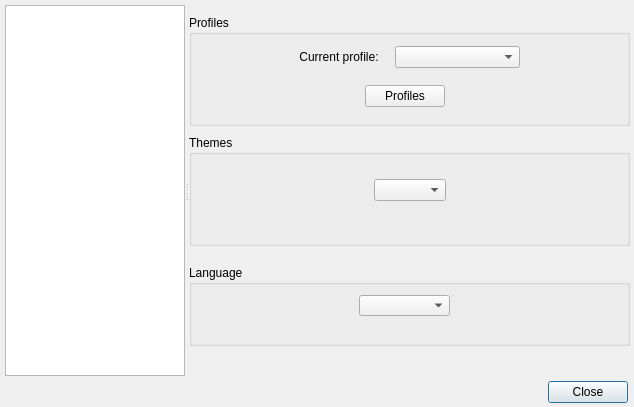
The window that ui/options.ui (gitter-badger/simplechatclient) describes before a commit, drawn with Qt 5.
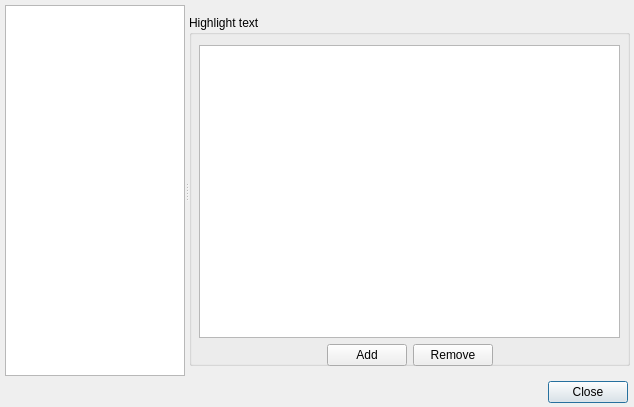
The same window after the commit. The open tabs and pages were chosen to show the change. Icons and pictures are not drawn.

Commit message: added highlight; fixed inputdialog

The edit to the form file:
```diff
--- a/ui/options.ui
+++ b/ui/options.ui
@@ -297,7 +297,88 @@
       </widget>
      </widget>
     </widget>
-    <widget class="QWidget" name="page_2">
+    <widget class="QWidget" name="page_highlight">
+     <widget class="QGroupBox" name="groupBox_highlight">
+      <property name="geometry">
+       <rect>
+        <x>0</x>
+        <y>10</y>
+        <width>441</width>
+        <height>351</height>
+       </rect>
+      </property>
+      <property name="title">
+       <string>Highlight text</string>
+      </property>
+      <widget class="QWidget" name="verticalLayoutWidget_6">
+       <property name="geometry">
+        <rect>
+         <x>10</x>
+         <y>30</y>
+         <width>421</width>
+         <height>321</height>
+        </rect>
+       </property>
+       <layout class="QVBoxLayout" name="verticalLayout_6">
+        <item>
+         <widget class="QListWidget" name="listWidget_highlight">
+          <property name="editTriggers">
+           <set>QAbstractItemView::NoEditTriggers</set>
+          </property>
+          <property name="sortingEnabled">
+           <bool>true</bool>
+          </property>
+         </widget>
+        </item>
+        <item>
+         <layout class="QHBoxLayout" name="horizontalLayout_11">
+          <item>
+           <spacer name="horizontalSpacer_6">
+            <property name="orientation">
+             <enum>Qt::Horizontal</enum>
+            </property>
+            <property name="sizeHint" stdset="0">
+             <size>
+              <width>40</width>
+              <height>20</height>
+             </size>
+            </property>
+           </spacer>
+          </item>
+          <item>
+           <widget class="QPushButton" name="pushButton_highlight_add">
+            <property name="text">
+             <string>Add</string>
+            </property>
+           </widget>
+          </item>
+          <item>
+           <widget class="QPushButton" name="pushButton_highlight_remove">
+            <property name="text">
+             <string>Remove</string>
+            </property>
+           </widget>
+          </item>
+          <item>
+           <spacer name="horizontalSpacer_5">
+            <property name="orientation">
+             <enum>Qt::Horizontal</enum>
+            </property>
+            <property name="sizeHint" stdset="0">
+             <size>
+              <width>40</width>
+              <height>20</height>
+             </size>
+            </property>
+           </spacer>
+          </item>
+         </layout>
+        </item>
+       </layout>
+      </widget>
+     </widget>
+    </widget>
+    <widget class="QWidget" name="page_adv">
      <widget class="QWidget" name="verticalLayoutWidget_11">
       <property name="geometry">
        <rect>
```
Left out of the diff: 12 changed lines with no effect on the pictures. The commit also changes 20 other files.
